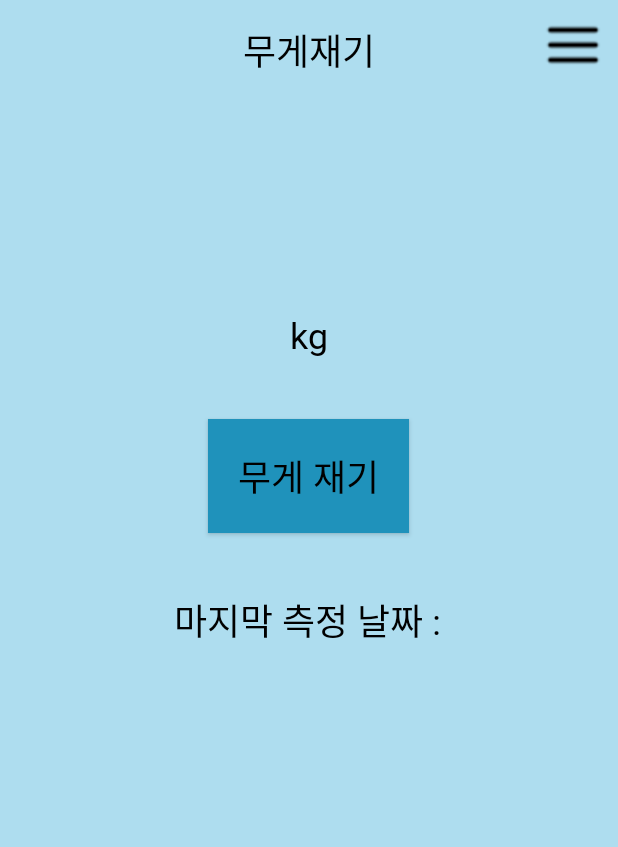
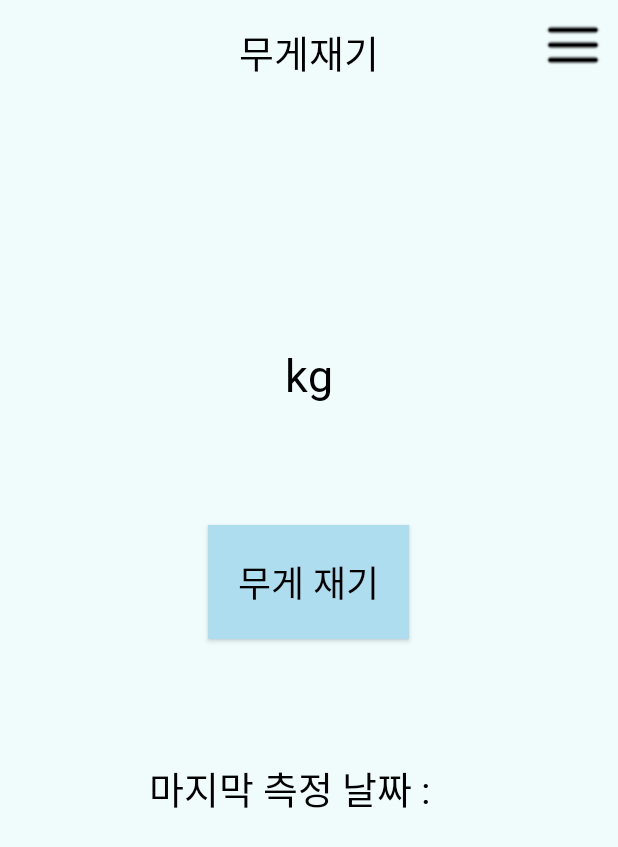
Before and after one commit to woorim1022/Polarbear, an Android app: the screen it shows after launch (WeightActivity), after a tap on "무게 재기", on a phone screen of 412 x 824 dp. Shown: the top 847 px of the screen. Run offline under Robolectric (Android 15) with nearby library versions, the phone set to English and light mode, and no system bars; 1 statement that could not run was skipped; 1 other tap on this screen came first.

Commit message:
weight layout, graph layout

```diff
--- a/app/src/main/java/com/example/sjy/githubtest/MainActivity.java
+++ b/app/src/main/java/com/example/sjy/githubtest/MainActivity.java
@@ -51,7 +51,7 @@ public class MainActivity extends AppCompatActivity {
 
 
         // URL 설정.
-        String url = "http://192.168.56.1:80/try.php";
+        String url = "http://polarbear1022.dothome.co.kr/try.php";
 
     //메뉴 클릭
         // AsyncTask를 통해 HttpURLConnection 수행.
--- a/app/src/main/java/com/example/sjy/githubtest/RequestHttpConnection.java
+++ b/app/src/main/java/com/example/sjy/githubtest/RequestHttpConnection.java
@@ -24,7 +24,6 @@ public class RequestHttpConnection {
 
         if(_params == null) {
             sbParams.append("null");
-            Log.v("aaa", _url);
         }
         else{
             boolean isAnd = false;
@@ -55,21 +54,14 @@ public class RequestHttpConnection {
             urlConn.setRequestMethod("POST");
             urlConn.setRequestProperty("Accept-Charset", "UTF-8"); // Accept-Charset 설정.
             urlConn.setRequestProperty("Context_Type", "application/x-www-form-urlencoded;charset=UTF-8");
-
-            Log.v("aaa","222");
             String strParams = sbParams.toString();
-            Log.v("aaa","33");
 
             OutputStream os = urlConn.getOutputStream();
             os.write(strParams.getBytes("UTF-8"));
-            Log.v("aaa","55");
             os.flush();
-            Log.v("aaa","66");
             os.close();
-            Log.v("aaa","77");
 
             if(urlConn.getResponseCode() != HttpURLConnection.HTTP_OK) {
-                Log.v("aaa","실패");
                 return null;
             }
 
@@ -86,11 +78,9 @@ public class RequestHttpConnection {
 
             return page;
         } catch (MalformedURLException e) { // for URL.
-            Log.v("aaa","88");
             e.printStackTrace();
 
         } catch (IOException e) { // for openConnection().
-            Log.v("aaa","99");
             e.printStackTrace();
         } finally {
             if (urlConn != null)
--- a/app/src/main/res/layout/activity_graph.xml
+++ b/app/src/main/res/layout/activity_graph.xml
@@ -4,7 +4,7 @@
     xmlns:tools="http://schemas.android.com/tools"
     android:layout_width="match_parent"
     android:layout_height="match_parent"
-    android:background="#AEDDEF"
+    android:background="#F0FCFC"
     android:orientation="vertical"
     android:id="@+id/graph_layout"
     tools:context=".WeightActivity">
@@ -23,7 +23,7 @@
                     android:padding="15dp"
                     android:text="그래프보기"
                     android:textColor="#000000"
-                    android:textSize="24sp"
+                    android:textSize="25dp"
                     app:layout_constraintBottom_toBottomOf="parent"
                     app:layout_constraintLeft_toLeftOf="parent"
                     app:layout_constraintRight_toRightOf="parent"
--- a/app/src/main/res/layout/activity_weight.xml
+++ b/app/src/main/res/layout/activity_weight.xml
@@ -4,7 +4,7 @@
     xmlns:tools="http://schemas.android.com/tools"
     android:layout_width="match_parent"
     android:layout_height="match_parent"
-    android:background="#AEDDEF"
+    android:background="#F0FCFC"
     android:orientation="vertical"
     android:id="@+id/weight_layout"
     tools:context=".WeightActivity">
@@ -23,7 +23,7 @@
             android:padding="15dp"
             android:text="무게재기"
             android:textColor="#000000"
-            android:textSize="24sp"
+            android:textSize="25dp"
             app:layout_constraintBottom_toBottomOf="parent"
             app:layout_constraintLeft_toLeftOf="parent"
             app:layout_constraintRight_toRightOf="parent"
@@ -42,11 +42,12 @@
                 android:layout_width="wrap_content"
                 android:layout_height="wrap_content"
                 android:layout_gravity="center"
+                android:layout_margin="20dp"
                 android:fontFamily="@font/maplestory"
                 android:padding="40dp"
                 android:text="kg"
                 android:textColor="#000000"
-                android:textSize="24sp"
+                android:textSize="30dp"
                 app:layout_constraintBottom_toBottomOf="parent"
                 app:layout_constraintLeft_toLeftOf="parent"
                 app:layout_constraintRight_toRightOf="parent"
@@ -57,7 +58,8 @@
                 android:layout_width="wrap_content"
                 android:layout_height="wrap_content"
                 android:layout_gravity="center"
-                android:background="#1F92BB"
+                android:layout_margin="20dp"
+                android:background="#AEDDEF"
                 android:fontFamily="@font/maplestory"
                 android:padding="20dp"
                 android:text="무게 재기"
@@ -68,14 +70,15 @@
 
             <TextView
                 android:id="@+id/dateView"
-                android:layout_width="260dp"
+                android:layout_width="293dp"
                 android:layout_height="wrap_content"
                 android:layout_gravity="center"
+                android:layout_margin="20dp"
                 android:fontFamily="@font/maplestory"
                 android:padding="40dp"
                 android:text="마지막 측정 날짜 : "
                 android:textColor="#000000"
-                android:textSize="24sp"
+                android:textSize="25dp"
                 tools:layout_editor_absoluteX="179dp"
                 tools:layout_editor_absoluteY="553dp" />
 
@@ -83,8 +86,10 @@
                 android:id="@+id/goalwalk"
                 android:layout_width="match_parent"
                 android:layout_height="wrap_content"
-                android:text="목표 걸음걸이 수 : "
+                android:fontFamily="@font/maplestory"
+                android:text="목표 걸음걸이 수 : 5000"
                 android:textColor="#000000"
+                android:textSize="20dp"
                 android:visibility="invisible" />
 
 
@@ -92,8 +97,10 @@
                 android:id="@+id/currentwalk"
                 android:layout_width="match_parent"
                 android:layout_height="wrap_content"
+                android:fontFamily="@font/maplestory"
                 android:text="현재 걸음걸이 수 : "
                 android:textColor="#000000"
+                android:textSize="20dp"
                 android:visibility="invisible" />
 
 
```
Also changed, not shown: app/src/main/java/com/example/sjy/githubtest/WeightActivity.java (line endings or trailing spaces).
